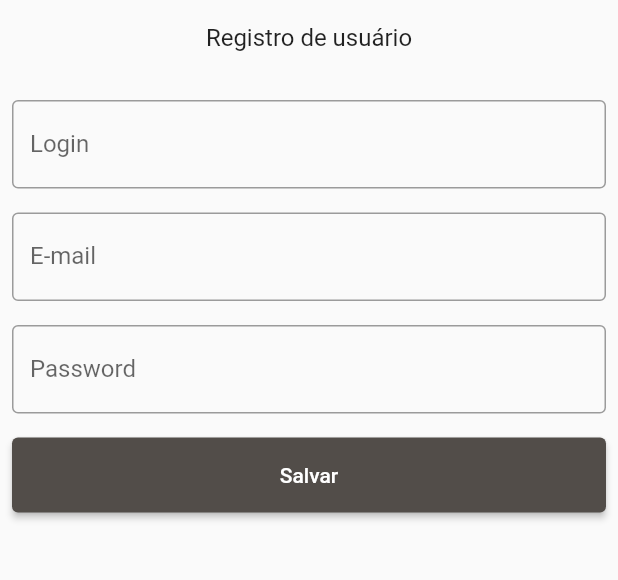
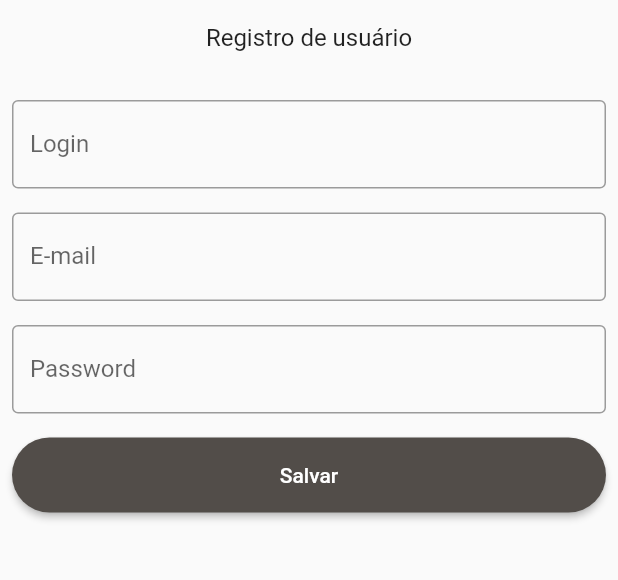
Before and after one commit to euclidesgc/before_start, a Flutter app: the RegisterPage screen opened by its route, on a phone screen of 412 x 824 dp, the part 554-1134 px from its top. Run offline on Flutter 3.47's test engine with Material 2 defaults, Android fonts, the phone set to English and light mode, and no system bars; our stand-ins replace dio, flutter_dotenv, flutter_easyloading, flutter_modular, logger; accounts and stored records are empty.

Commit message:
botão redondo

```diff
--- a/lib/modules/design_system/componentes/app_button.dart
+++ b/lib/modules/design_system/componentes/app_button.dart
@@ -1,5 +1,6 @@
+import 'package:flutter/material.dart';
+
 import '../design_sistem.dart';
-import 'package:flutter/material.dart';
 
 class AppButton extends StatelessWidget {
   final String label;
@@ -27,13 +28,18 @@ class AppButton extends StatelessWidget {
   Widget build(BuildContext context) {
     return SizedBox(
       height: 50,
+      width: MediaQuery.of(context).size.width,
       child: ElevatedButton(
-          child: Text(label),
-          onPressed: onPressed,
-          style: ElevatedButton.styleFrom(
-            primary: color,
-            onPrimary: labelColor,
-          )),
+        child: Text(label),
+        onPressed: onPressed,
+        style: ElevatedButton.styleFrom(
+          primary: color,
+          onPrimary: labelColor,
+          shape: RoundedRectangleBorder(
+            borderRadius: BorderRadius.circular(30.0),
+          ),
+        ),
+      ),
     );
   }
 }
```
